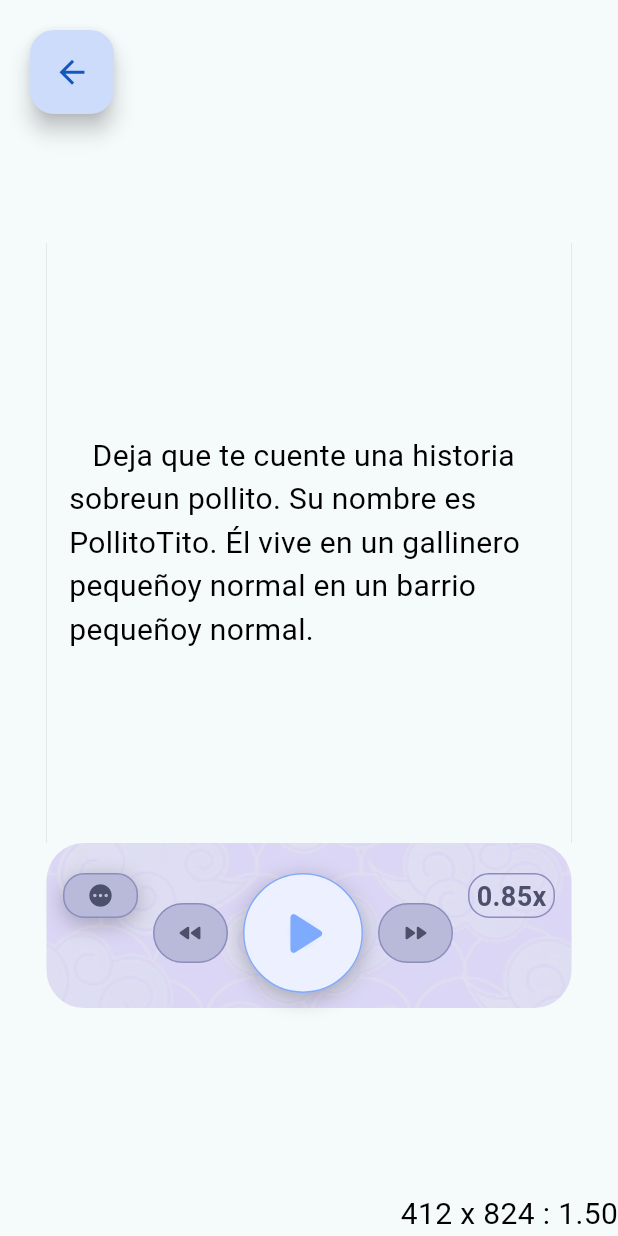
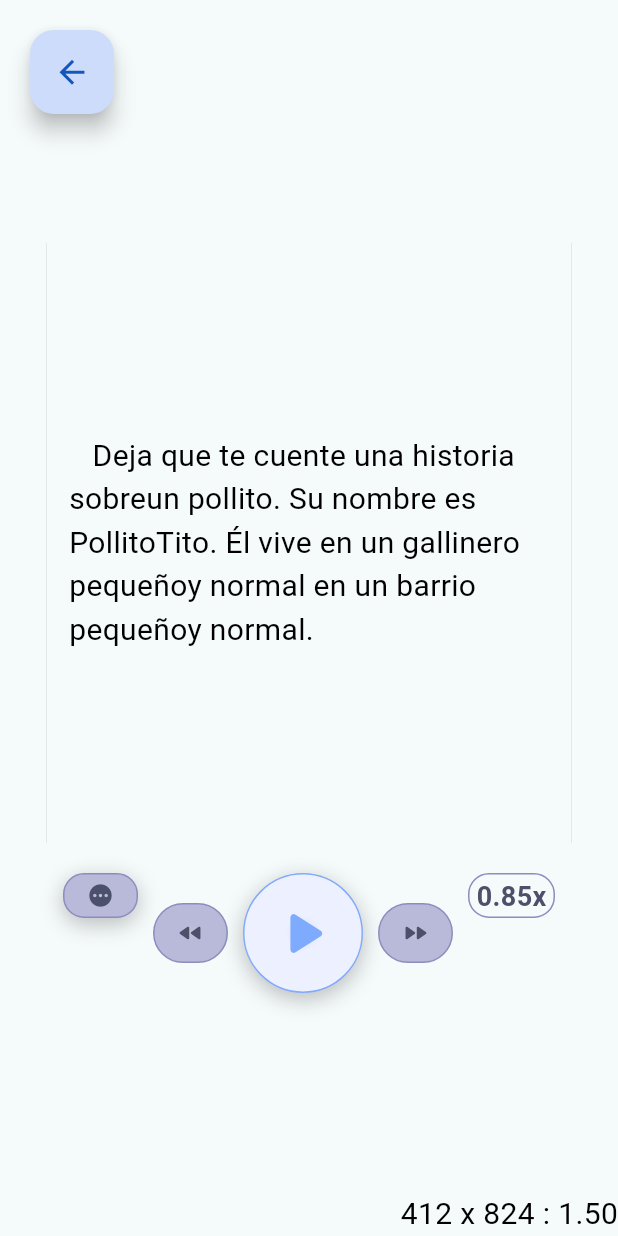
Before and after one commit to vitaliiboiko360/tplayer, a Flutter app: the OneLinePage screen opened by its route, on a phone screen of 412 x 824 dp. Run offline on Flutter 3.47's test engine with Material 3 defaults, Android fonts, the phone set to English and light mode, and no system bars; our stand-ins replace flutter_animate, go_router; missing offline and left inert: dotlottie_flutter.

Commit message:
turn off controls decoration

```diff
--- a/lib/one_line/player_controls.dart
+++ b/lib/one_line/player_controls.dart
@@ -3,13 +3,7 @@ import 'package:tplayer/one_line/one_line.dart';
 import 'package:tplayer/ui/play_pause.dart';
 import 'package:tplayer/ui/test_button.dart';
 
-class PlayerControls extends StatelessWidget {
-  @override
-  Widget build(BuildContext context) {
-    return SizedBox(
-      width: TextBlockWidth,
-
-      child: DecoratedBox(
+const decoratedBoxOld = DecoratedBox(
   decoration: BoxDecoration(
     borderRadius: BorderRadius.all(Radius.circular(25)),
     color: Color.fromARGB(255, 224, 225, 245),
@@ -22,6 +16,15 @@ class PlayerControls extends StatelessWidget {
       scale: 0.75,
     ),
   ),
+  child: SizedBox.expand(),
+);
+
+class PlayerControls extends StatelessWidget {
+  @override
+  Widget build(BuildContext context) {
+    return SizedBox(
+      width: TextBlockWidth,
+
       child: Column(
         children: [
           SizedBox(height: 20),
@@ -41,7 +44,6 @@ class PlayerControls extends StatelessWidget {
           ),
           SizedBox(height: 10),
         ],
-        ),
       ),
     );
   }
```
Lines whose indentation alone changed are shown as unchanged.
